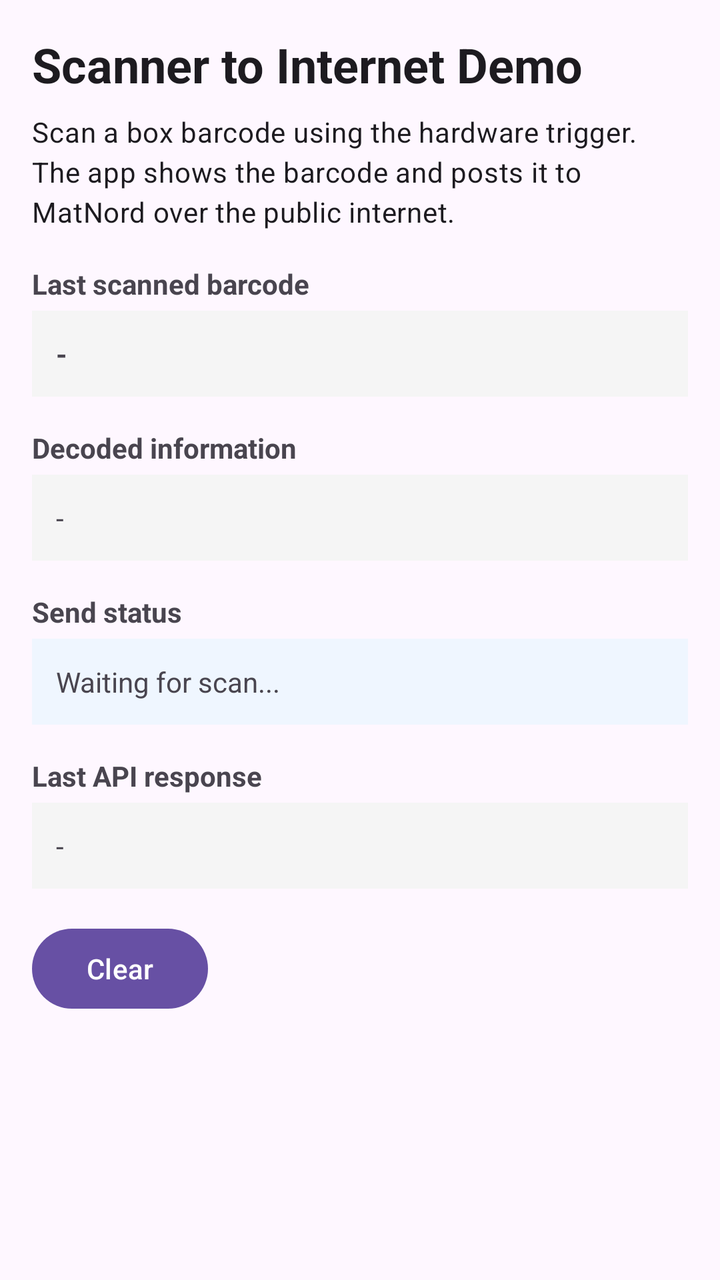
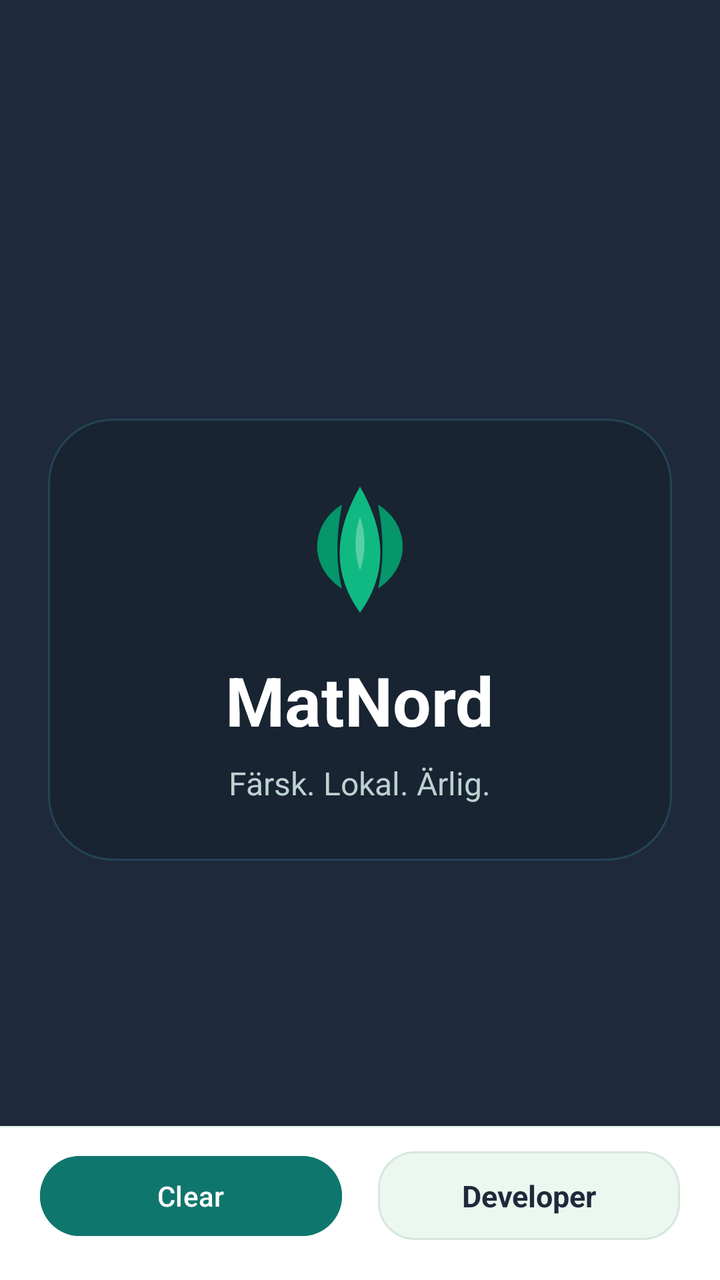

The first picture is an Android layout as it rendered before a commit; the second is the same layout after the commit. The layout source and the unified diff follow.
<!-- AndroidManifest.xml: application theme Theme.ScannerUe -->
<!-- res/layout/activity_main.xml -->
<?xml version="1.0" encoding="utf-8"?>
<ScrollView xmlns:android="http://schemas.android.com/apk/res/android"
    android:layout_width="match_parent"
    android:layout_height="match_parent"
    android:fillViewport="true">

    <LinearLayout
        android:layout_width="match_parent"
        android:layout_height="wrap_content"
        android:orientation="vertical"
        android:padding="16dp">

        <TextView
            android:layout_width="match_parent"
            android:layout_height="wrap_content"
            android:text="Scanner to Internet Demo"
            android:textAppearance="@style/TextAppearance.Material3.HeadlineSmall"
            android:textStyle="bold" />

        <TextView
            android:layout_width="match_parent"
            android:layout_height="wrap_content"
            android:layout_marginTop="8dp"
            android:text="Scan a box barcode using the hardware trigger. The app shows the barcode and posts it to MatNord over the public internet."
            android:textAppearance="@style/TextAppearance.Material3.BodyMedium" />

        <EditText
            android:id="@+id/scannerSink"
            android:layout_width="1dp"
            android:layout_height="1dp"
            android:alpha="0"
            android:autofillHints=""
            android:cursorVisible="false"
            android:focusable="true"
            android:focusableInTouchMode="true"
            android:importantForAutofill="no"
            android:inputType="textVisiblePassword"
            android:maxLines="1" />

        <TextView
            android:layout_width="match_parent"
            android:layout_height="wrap_content"
            android:layout_marginTop="16dp"
            android:text="Last scanned barcode"
            android:textStyle="bold" />

        <TextView
            android:id="@+id/barcodeValueText"
            android:layout_width="match_parent"
            android:layout_height="wrap_content"
            android:layout_marginTop="4dp"
            android:background="#FFF5F5F5"
            android:padding="12dp"
            android:text="-"
            android:textIsSelectable="true"
            android:textStyle="bold" />

        <TextView
            android:layout_width="match_parent"
            android:layout_height="wrap_content"
            android:layout_marginTop="16dp"
            android:text="Decoded information"
            android:textStyle="bold" />

        <TextView
            android:id="@+id/decodedInfoText"
            android:layout_width="match_parent"
            android:layout_height="wrap_content"
            android:layout_marginTop="4dp"
            android:background="#FFF5F5F5"
            android:padding="12dp"
            android:text="-" />

        <TextView
            android:layout_width="match_parent"
            android:layout_height="wrap_content"
            android:layout_marginTop="16dp"
            android:text="Send status"
            android:textStyle="bold" />

        <TextView
            android:id="@+id/statusText"
            android:layout_width="match_parent"
            android:layout_height="wrap_content"
            android:layout_marginTop="4dp"
            android:background="#FFEFF6FF"
            android:padding="12dp"
            android:text="Waiting for scan..." />

        <TextView
            android:layout_width="match_parent"
            android:layout_height="wrap_content"
            android:layout_marginTop="16dp"
            android:text="Last API response"
            android:textStyle="bold" />

        <TextView
            android:id="@+id/responseText"
            android:layout_width="match_parent"
            android:layout_height="wrap_content"
            android:layout_marginTop="4dp"
            android:background="#FFF5F5F5"
            android:padding="12dp"
            android:text="-"
            android:textIsSelectable="true" />

        <Button
            android:id="@+id/clearButton"
            android:layout_width="wrap_content"
            android:layout_height="wrap_content"
            android:layout_marginTop="16dp"
            android:text="Clear" />

    </LinearLayout>
</ScrollView>
<!-- resources referenced by this layout -->
<resources>
  <style name="Theme.ScannerUe" parent="Theme.Material3.DayNight.NoActionBar">
          <item name="android:statusBarColor">@android:color/transparent</item>
          <item name="android:navigationBarColor">@android:color/black</item>
          <item name="android:windowLightStatusBar" tools:targetApi="m">true</item>
      </style>
</resources>

<!-- the commit's change to res/layout/activity_main.xml (unified diff, before → after) -->
@@ -1,115 +1,372 @@
 <?xml version="1.0" encoding="utf-8"?>
-<ScrollView xmlns:android="http://schemas.android.com/apk/res/android"
+<FrameLayout xmlns:android="http://schemas.android.com/apk/res/android"
+    xmlns:app="http://schemas.android.com/apk/res-auto"
     android:layout_width="match_parent"
     android:layout_height="match_parent"
-    android:fillViewport="true">
+    android:background="@color/mn_background">
+
+    <ScrollView
+        android:id="@+id/scrollContainer"
+        android:layout_width="match_parent"
+        android:layout_height="match_parent"
+        android:layout_marginBottom="96dp"
+        android:fillViewport="true"
+        android:overScrollMode="never">
+
+        <LinearLayout
+            android:layout_width="match_parent"
+            android:layout_height="wrap_content"
+            android:orientation="vertical"
+            android:paddingTop="18dp"
+            android:paddingBottom="28dp">
+
+            <EditText
+                android:id="@+id/scannerSink"
+                android:layout_width="1dp"
+                android:layout_height="1dp"
+                android:alpha="0"
+                android:autofillHints=""
+                android:cursorVisible="false"
+                android:focusable="true"
+                android:focusableInTouchMode="true"
+                android:importantForAutofill="no"
+                android:inputType="textVisiblePassword"
+                android:maxLines="1" />
+
+            <LinearLayout
+                android:id="@+id/topBarCard"
+                android:layout_width="match_parent"
+                android:layout_height="wrap_content"
+                android:background="@drawable/bg_top_bar"
+                android:orientation="vertical">
+
+                <View
+                    android:layout_width="match_parent"
+                    android:layout_height="6dp"
+                    android:background="@drawable/bg_top_bar_strip" />
+
+                <LinearLayout
+                    android:layout_width="match_parent"
+                    android:layout_height="wrap_content"
+                    android:gravity="center_vertical"
+                    android:orientation="horizontal"
+                    android:padding="18dp">
+
+                    <ImageView
+                        android:layout_width="40dp"
+                        android:layout_height="40dp"
+                        android:contentDescription="@string/app_name"
+                        android:src="@drawable/ic_matnord_mark" />
+
+                    <LinearLayout
+                        android:layout_width="0dp"
+                        android:layout_height="wrap_content"
+                        android:layout_marginStart="12dp"
+                        android:layout_weight="1"
+                        android:orientation="vertical">
+
+                        <TextView
+                            android:layout_width="wrap_content"
+                            android:layout_height="wrap_content"
+                            android:text="MatNord"
+                            android:textColor="@color/mn_surface"
+                            android:textSize="22sp"
+                            android:textStyle="bold" />
+
+                        <TextView
+                            android:layout_width="wrap_content"
+                            android:layout_height="wrap_content"
+                            android:layout_marginTop="2dp"
+                            android:text="Färsk. Lokal. Ärlig."
+                            android:textColor="@color/mn_top_bar_subtle"
+                            android:textSize="12sp" />
+                    </LinearLayout>
+                </LinearLayout>
+            </LinearLayout>
+
+            <LinearLayout
+                android:id="@+id/waitingSection"
+                android:layout_width="match_parent"
+                android:layout_height="wrap_content"
+                android:layout_marginTop="18dp"
+                android:orientation="vertical"
+                android:paddingStart="20dp"
+                android:paddingEnd="20dp">
+
+                <TextView
+                    android:layout_width="wrap_content"
+                    android:layout_height="wrap_content"
+                    android:text="Ready to scan..."
+                    android:textColor="@color/mn_brand_dark"
+                    android:textSize="28sp"
+                    android:textStyle="bold" />
+
+                <TextView
+                    android:layout_width="match_parent"
+                    android:layout_height="wrap_content"
+                    android:layout_marginTop="8dp"
+                    android:text="Use the scanner trigger on the pistol grip. The latest item will appear here immediately after the scan completes."
+                    android:textColor="@color/mn_muted"
+                    android:textSize="15sp" />
+
+                <ImageView
+                    android:layout_width="match_parent"
+                    android:layout_height="300dp"
+                    android:layout_marginTop="18dp"
+                    android:adjustViewBounds="true"
+                    android:contentDescription="Scanner"
+                    android:scaleType="fitCenter"
+                    android:src="@drawable/scanner" />
+            </LinearLayout>
+
+            <LinearLayout
+                android:id="@+id/scannedSection"
+                android:layout_width="match_parent"
+                android:layout_height="wrap_content"
+                android:layout_marginTop="18dp"
+                android:orientation="vertical"
+                android:paddingStart="20dp"
+                android:paddingEnd="20dp"
+                android:visibility="gone">
+
+                <TextView
+                    android:layout_width="wrap_content"
+                    android:layout_height="wrap_content"
+                    android:text="Scanned item"
+                    android:textColor="@color/mn_brand_dark"
+                    android:textSize="12.7sp"
+                    android:textStyle="bold" />
+
+                <LinearLayout
+                    android:layout_width="match_parent"
+                    android:layout_height="wrap_content"
+                    android:layout_marginTop="10dp"
+                    android:background="@drawable/bg_scanned_card"
+                    android:orientation="vertical"
+                    android:padding="20dp">
+
+                    <TextView
+                        android:id="@+id/decodedInfoText"
+                        android:layout_width="match_parent"
+                        android:layout_height="wrap_content"
+                        android:text="-"
+                        android:textColor="@color/mn_brand_dark"
+                        android:textSize="24sp"
+                        android:textStyle="bold" />
+
+                    <TextView
+                        android:id="@+id/productSubtitleText"
+                        android:layout_width="match_parent"
+                        android:layout_height="wrap_content"
+                        android:layout_marginTop="8dp"
+                        android:text="-"
+                        android:textColor="@color/mn_muted"
+                        android:textSize="9.8sp" />
+
+                    <TextView
+                        android:layout_width="wrap_content"
+                        android:layout_height="wrap_content"
+                        android:layout_marginTop="18dp"
+                        android:text="Product ID"
+                        android:textColor="@color/mn_muted"
+                        android:textSize="12sp"
+                        android:textStyle="bold" />
+
+                    <TextView
+                        android:id="@+id/barcodeValueText"
+                        android:layout_width="match_parent"
+                        android:layout_height="wrap_content"
+                        android:layout_marginTop="4dp"
+                        android:background="@drawable/bg_product_id_field"
+                        android:padding="16dp"
+                        android:text="-"
+                        android:textColor="@color/mn_brand_dark"
+                        android:textIsSelectable="true"
+                        android:textSize="18sp"
+                        android:textStyle="bold" />
+
+                    <ImageView
+                        android:id="@+id/barcodeImage"
+                        android:layout_width="match_parent"
+                        android:layout_height="56dp"
+                        android:layout_marginTop="14dp"
+                        android:background="@color/mn_surface"
+                        android:contentDescription="Barcode preview"
+                        android:padding="6dp"
+                        android:scaleType="fitXY" />
+                </LinearLayout>
+            </LinearLayout>
+
+            <LinearLayout
+                android:id="@+id/developerSection"
+                android:layout_width="match_parent"
+                android:layout_height="wrap_content"
+                android:layout_marginTop="18dp"
+                android:layout_marginStart="20dp"
+                android:layout_marginEnd="20dp"
+                android:background="@drawable/bg_surface_card"
+                android:orientation="vertical"
+                android:padding="18dp"
+                android:visibility="gone">
+
+                <TextView
+                    android:layout_width="wrap_content"
+                    android:layout_height="wrap_content"
+                    android:text="Developer details"
+                    android:textColor="@color/mn_brand_dark"
+                    android:textSize="18sp"
+                    android:textStyle="bold" />
+
+                <TextView
+                    android:layout_width="wrap_content"
+                    android:layout_height="wrap_content"
+                    android:layout_marginTop="16dp"
+                    android:text="Send status"
+                    android:textColor="@color/mn_muted"
+                    android:textSize="12sp"
+                    android:textStyle="bold" />
+
+                <TextView
+                    android:id="@+id/statusText"
+                    android:layout_width="match_parent"
+                    android:layout_height="wrap_content"
+                    android:layout_marginTop="4dp"
+                    android:background="@drawable/bg_product_id_field"
+                    android:padding="14dp"
+                    android:text="Waiting for scan..."
+                    android:textColor="@color/mn_brand_dark"
+                    android:textSize="14sp" />
+
+                <TextView
+                    android:layout_width="wrap_content"
+                    android:layout_height="wrap_content"
+                    android:layout_marginTop="16dp"
+                    android:text="Last API response"
+                    android:textColor="@color/mn_muted"
+                    android:textSize="12sp"
+                    android:textStyle="bold" />
+
+                <TextView
+                    android:id="@+id/responseText"
+                    android:layout_width="match_parent"
+                    android:layout_height="wrap_content"
+                    android:layout_marginTop="4dp"
+                    android:background="@drawable/bg_product_id_field"
+                    android:padding="14dp"
+                    android:text="-"
+                    android:textColor="@color/mn_brand_dark"
+                    android:textIsSelectable="true"
+                    android:textSize="13sp" />
+            </LinearLayout>
+        </LinearLayout>
+    </ScrollView>
 
     <LinearLayout
+        android:id="@+id/bottomActionsBar"
         android:layout_width="match_parent"
         android:layout_height="wrap_content"
-        android:orientation="vertical"
-        android:padding="16dp">
-
-        <TextView
+        android:layout_gravity="bottom"
+        android:background="@color/mn_surface"
+        android:elevation="10dp"
+        android:orientation="vertical">
+
+        <View
+            android:layout_width="match_parent"
+            android:layout_height="1dp"
+            android:background="@color/mn_border"
+            android:alpha="0.45" />
+
+        <LinearLayout
             android:layout_width="match_parent"
             android:layout_height="wrap_content"
-            android:text="Scanner to Internet Demo"
-            android:textAppearance="@style/TextAppearance.Material3.HeadlineSmall"
-            android:textStyle="bold" />
-
-        <TextView
+            android:gravity="center_vertical"
+            android:orientation="horizontal"
+            android:paddingStart="20dp"
+            android:paddingTop="10dp"
+            android:paddingEnd="20dp"
+            android:paddingBottom="18dp">
+
+            <com.google.android.material.button.MaterialButton
+                android:id="@+id/clearButton"
+                style="@style/Widget.Material3.Button"
+                android:layout_width="0dp"
+                android:layout_height="wrap_content"
+                android:layout_weight="1"
+                android:backgroundTint="@color/mn_brand_teal"
+                android:text="Clear"
+                android:textAllCaps="false"
+                android:textColor="@color/mn_surface" />
+
+            <TextView
+                android:id="@+id/developerButton"
+                android:layout_width="0dp"
+                android:layout_height="wrap_content"
+                android:layout_marginStart="18dp"
+                android:layout_weight="1"
+                android:background="@drawable/bg_text_button"
+                android:clickable="true"
+                android:focusable="true"
+                android:gravity="center"
+                android:paddingStart="16dp"
+                android:paddingTop="12dp"
+                android:paddingEnd="16dp"
+                android:paddingBottom="12dp"
+                android:text="Developer"
+                android:textColor="@color/mn_brand_dark"
+                android:textSize="15sp"
+                android:textStyle="bold" />
+        </LinearLayout>
+    </LinearLayout>
+
+    <FrameLayout
+        android:id="@+id/splashOverlay"
+        android:layout_width="match_parent"
+        android:layout_height="match_parent"
+        android:background="@color/mn_brand_dark">
+
+        <LinearLayout
             android:layout_width="match_parent"
             android:layout_height="wrap_content"
-            android:layout_marginTop="8dp"
-            android:text="Scan a box barcode using the hardware trigger. The app shows the barcode and posts it to MatNord over the public internet."
-            android:textAppearance="@style/TextAppearance.Material3.BodyMedium" />
-
-        <EditText
-            android:id="@+id/scannerSink"
-            android:layout_width="1dp"
-            android:layout_height="1dp"
-            android:alpha="0"
-            android:autofillHints=""
-            android:cursorVisible="false"
-            android:focusable="true"
-            android:focusableInTouchMode="true"
-            android:importantForAutofill="no"
-            android:inputType="textVisiblePassword"
-            android:maxLines="1" />
-
-        <TextView
-            android:layout_width="match_parent"
-            android:layout_height="wrap_content"
-            android:layout_marginTop="16dp"
-            android:text="Last scanned barcode"
-            android:textStyle="bold" />
-
-        <TextView
-            android:id="@+id/barcodeValueText"
-            android:layout_width="match_parent"
-            android:layout_height="wrap_content"
-            android:layout_marginTop="4dp"
-            android:background="#FFF5F5F5"
-            android:padding="12dp"
-            android:text="-"
-            android:textIsSelectable="true"
-            android:textStyle="bold" />
-
-        <TextView
-            android:layout_width="match_parent"
-            android:layout_height="wrap_content"
-            android:layout_marginTop="16dp"
-            android:text="Decoded information"
-            android:textStyle="bold" />
-
-        <TextView
-            android:id="@+id/decodedInfoText"
-            android:layout_width="match_parent"
-            android:layout_height="wrap_content"
-            android:layout_marginTop="4dp"
-            android:background="#FFF5F5F5"
-            android:padding="12dp"
-            android:text="-" />
-
-        <TextView
-            android:layout_width="match_parent"
-            android:layout_height="wrap_content"
-            android:layout_marginTop="16dp"
-            android:text="Send status"
-            android:textStyle="bold" />
-
-        <TextView
-            android:id="@+id/statusText"
-            android:layout_width="match_parent"
-            android:layout_height="wrap_content"
-            android:layout_marginTop="4dp"
-            android:background="#FFEFF6FF"
-            android:padding="12dp"
-            android:text="Waiting for scan..." />
-
-        <TextView
-            android:layout_width="match_parent"
-            android:layout_height="wrap_content"
-            android:layout_marginTop="16dp"
-            android:text="Last API response"
-            android:textStyle="bold" />
-
-        <TextView
-            android:id="@+id/responseText"
-            android:layout_width="match_parent"
-            android:layout_height="wrap_content"
-            android:layout_marginTop="4dp"
-            android:background="#FFF5F5F5"
-            android:padding="12dp"
-            android:text="-"
-            android:textIsSelectable="true" />
-
-        <Button
-            android:id="@+id/clearButton"
-            android:layout_width="wrap_content"
-            android:layout_height="wrap_content"
-            android:layout_marginTop="16dp"
-            android:text="Clear" />
-
-    </LinearLayout>
-</ScrollView>
+            android:layout_gravity="center"
+            android:gravity="center"
+            android:orientation="vertical"
+            android:padding="24dp">
+
+            <LinearLayout
+                android:layout_width="match_parent"
+                android:layout_height="wrap_content"
+                android:background="@drawable/bg_splash_card"
+                android:gravity="center"
+                android:orientation="vertical"
+                android:paddingStart="24dp"
+                android:paddingTop="28dp"
+                android:paddingEnd="24dp"
+                android:paddingBottom="28dp">
+
+                <ImageView
+                    android:layout_width="72dp"
+                    android:layout_height="72dp"
+                    android:contentDescription="@string/app_name"
+                    android:src="@drawable/ic_matnord_mark" />
+
+                <TextView
+                    android:layout_width="wrap_content"
+                    android:layout_height="wrap_content"
+                    android:layout_marginTop="18dp"
+                    android:text="MatNord"
+                    android:textColor="@color/mn_surface"
+                    android:textSize="34sp"
+                    android:textStyle="bold" />
+
+                <TextView
+                    android:layout_width="wrap_content"
+                    android:layout_height="wrap_content"
+                    android:layout_marginTop="8dp"
+                    android:text="Färsk. Lokal. Ärlig."
+                    android:textColor="@color/mn_top_bar_subtle"
+                    android:textSize="16sp" />
+            </LinearLayout>
+        </LinearLayout>
+    </FrameLayout>
+
+</FrameLayout>
<!-- resource entries referenced after the edit -->
@@ -1,9 +1,104 @@
 <!-- resources referenced by this layout -->
 <resources>
+  <color name="mn_background">#F4F8F2</color>
+  <color name="mn_border">#D6E7DD</color>
+  <color name="mn_brand_dark">#1E293B</color>
+  <color name="mn_brand_teal">#0F766E</color>
+  <color name="mn_muted">#64748B</color>
+  <color name="mn_surface">#FFFFFFFF</color>
+  <color name="mn_top_bar_subtle">#BCD2D0</color>
+  <!-- drawable bg_product_id_field (drawable) -->
+  <?xml version="1.0" encoding="utf-8"?>
+  <shape xmlns:android="http://schemas.android.com/apk/res/android" android:shape="rectangle">
+      <solid android:color="@color/mn_surface_soft" />
+      <stroke
+          android:width="1dp"
+          android:color="@color/mn_border" />
+      <corners android:radius="8dp" />
+  </shape>
+  <!-- drawable bg_scanned_card (drawable) -->
+  <?xml version="1.0" encoding="utf-8"?>
+  <shape xmlns:android="http://schemas.android.com/apk/res/android" android:shape="rectangle">
+      <solid android:color="@color/mn_surface" />
+      <stroke
+          android:width="1dp"
+          android:color="@color/mn_border" />
+      <corners android:radius="20dp" />
+  </shape>
+  <!-- drawable bg_splash_card (drawable) -->
+  <?xml version="1.0" encoding="utf-8"?>
+  <shape xmlns:android="http://schemas.android.com/apk/res/android" android:shape="rectangle">
+      <solid android:color="#182432" />
+      <stroke
+          android:width="1dp"
+          android:color="#244455" />
+      <corners android:radius="32dp" />
+  </shape>
+  <!-- drawable bg_surface_card (drawable) -->
+  <?xml version="1.0" encoding="utf-8"?>
+  <shape xmlns:android="http://schemas.android.com/apk/res/android" android:shape="rectangle">
+      <solid android:color="@color/mn_surface" />
+      <stroke
+          android:width="1dp"
+          android:color="@color/mn_border" />
+      <corners android:radius="20dp" />
+  </shape>
+  <!-- drawable bg_text_button (drawable) -->
+  <?xml version="1.0" encoding="utf-8"?>
+  <shape xmlns:android="http://schemas.android.com/apk/res/android" android:shape="rectangle">
+      <solid android:color="@color/mn_surface_soft" />
+      <stroke
+          android:width="1dp"
+          android:color="@color/mn_border" />
+      <corners android:radius="18dp" />
+  </shape>
+  <!-- drawable bg_top_bar (drawable) -->
+  <?xml version="1.0" encoding="utf-8"?>
+  <shape xmlns:android="http://schemas.android.com/apk/res/android" android:shape="rectangle">
+      <solid android:color="@color/mn_brand_dark" />
+  </shape>
+  <!-- drawable bg_top_bar_strip (drawable) -->
+  <?xml version="1.0" encoding="utf-8"?>
+  <shape xmlns:android="http://schemas.android.com/apk/res/android" android:shape="rectangle">
+      <gradient
+          android:angle="0"
+          android:endColor="@color/mn_green_bright"
+          android:startColor="@color/mn_green_dark" />
+  </shape>
+  <!-- drawable ic_matnord_mark (drawable) -->
+  <?xml version="1.0" encoding="utf-8"?>
+  <vector xmlns:android="http://schemas.android.com/apk/res/android"
+      android:width="120dp"
+      android:height="120dp"
+      android:viewportWidth="120"
+      android:viewportHeight="120">
+      <path
+          android:fillColor="@color/mn_green_dark"
+          android:pathData="M45,95C15,75 20,40 45,25C40,50 40,75 45,95Z" />
+      <path
+          android:fillColor="@color/mn_green_dark"
+          android:pathData="M75,95C105,75 100,40 75,25C80,50 80,75 75,95Z" />
+      <path
+          android:fillColor="@color/mn_green"
+          android:pathData="M60,115C35,80 40,45 60,10C80,45 85,80 60,115Z" />
+      <path
+          android:fillColor="#4DFFFFFF"
+          android:pathData="M60,35C55,50 55,65 60,80C65,65 65,50 60,35Z" />
+  </vector>
+  <!-- drawable scanner: png bitmap (drawable, 91668 bytes) -->
+  <string name="app_name">Scanner UE</string>
   <style name="Theme.ScannerUe" parent="Theme.Material3.DayNight.NoActionBar">
-          <item name="android:statusBarColor">@android:color/transparent</item>
-          <item name="android:navigationBarColor">@android:color/black</item>
+          <item name="android:statusBarColor">@color/mn_background</item>
+          <item name="android:navigationBarColor">@color/mn_background</item>
+          <item name="colorSurface">@color/mn_surface</item>
+          <item name="colorOnSurface">@color/mn_brand_dark</item>
+          <item name="colorPrimary">@color/mn_brand_teal</item>
+          <item name="colorOnPrimary">@color/mn_surface</item>
           <item name="android:windowLightStatusBar" tools:targetApi="m">true</item>
       </style>
+  <color name="mn_surface_soft">#ECF7F0</color>
+  <color name="mn_green_bright">#34D399</color>
+  <color name="mn_green_dark">#059669</color>
+  <color name="mn_green">#10B981</color>
 </resources>
 
